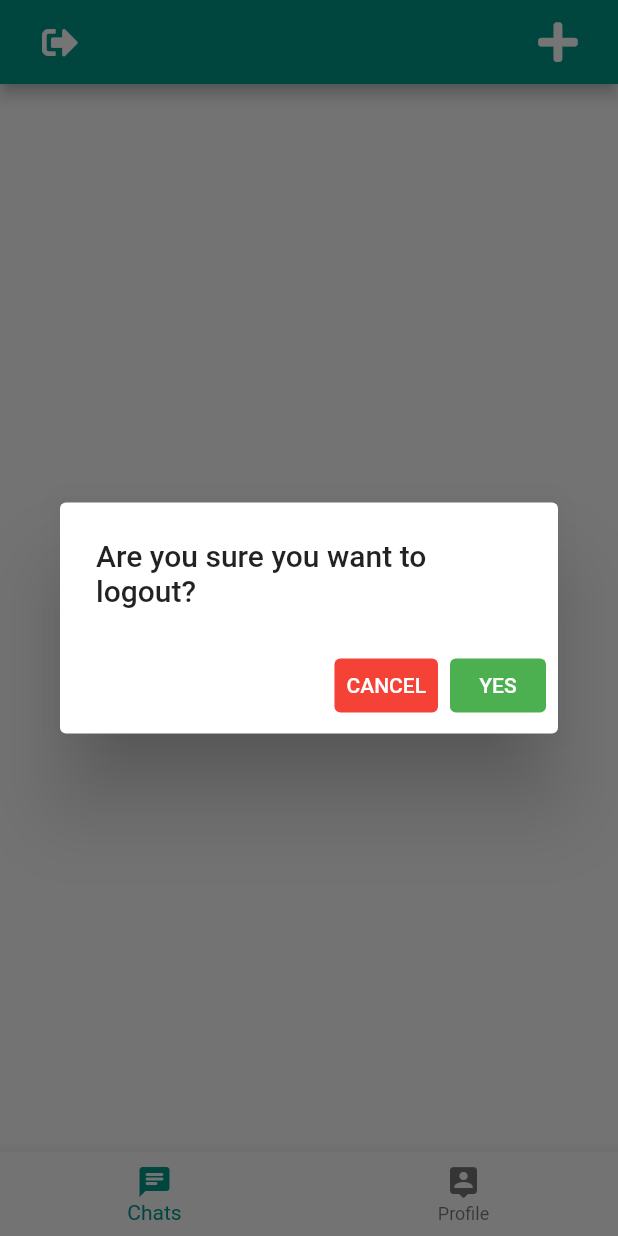
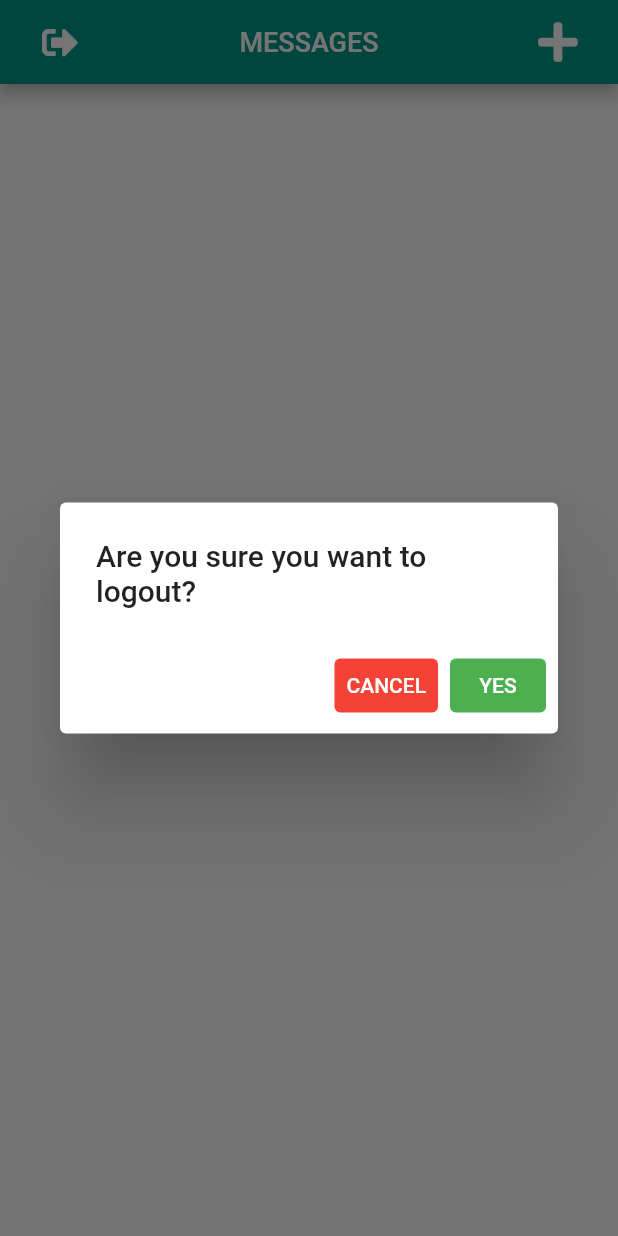
Before and after one commit to LLuque23/MAD-Homework3, a Flutter app: the screen it shows once a user with an empty profile is signed in, after a tap on an icon or button, on a phone screen of 412 x 824 dp. Run offline on Flutter 3.47's test engine with Material 2 defaults, Android fonts, the phone set to English and light mode, and no system bars; our stand-ins replace cloud_firestore, email_validator, firebase_auth, firebase_core, font_awesome_flutter; accounts and stored records are empty.

Commit message:
Bug testing + create user convos list

```diff
--- a/lib/main.dart
+++ b/lib/main.dart
@@ -29,7 +29,7 @@ class MyApp extends StatelessWidget {
       routes: <String, WidgetBuilder>{
         '/login': (BuildContext context) => const LoginScreen(),
         '/register': (BuildContext context) => const RegisterScreen(),
-        '/home': (BuildContext context) => const HomeScreen(),
+        '/homeBuilder': (BuildContext context) => HomeBuilder(),
         '/messageProvider': (BuildContext context) =>
             const NewMessageProvider(),
       },
--- a/lib/screens/home_screen.dart
+++ b/lib/screens/home_screen.dart
@@ -1,130 +1,61 @@
-import 'package:cloud_firestore/cloud_firestore.dart';
 import 'package:firebase_auth/firebase_auth.dart';
 import 'package:flutter/material.dart';
 import 'package:font_awesome_flutter/font_awesome_flutter.dart';
-import 'package:homework_3/constants/constants.dart';
+import 'package:homework_3/components/convo_list_items.dart';
+import 'package:homework_3/models/convo.dart';
+import 'package:homework_3/models/user.dart';
 import 'package:homework_3/services/firebase_service.dart';
+import 'package:provider/provider.dart';
 
-// class HomeScreen extends StatelessWidget {
-//   HomeScreen({Key? key}) : super(key: key);
-//   final User? _user = FirebaseAuth.instance.currentUser;
-
-//   @override
-//   Widget build(BuildContext context) {
-//   return FutureBuilder<DocumentSnapshot>(
-//     future: FirebaseService().getUserDocument(_user!.uid),
-//     builder:
-//         (BuildContext context, AsyncSnapshot<DocumentSnapshot> snapshot) {
-//       if (snapshot.hasError) {
-//         return const Text("Something went wrong");
-//       }
-
-//       if (snapshot.hasData && !snapshot.data!.exists) {
-//         return const Text("User Document does not exist");
-//       }
-
-//       if (snapshot.connectionState == ConnectionState.done) {
-//         Map<String, dynamic> data =
-//             snapshot.data!.data() as Map<String, dynamic>;
-//         return Scaffold(
-//           appBar: AppBar(
-//             title: Row(
-//               mainAxisAlignment: MainAxisAlignment.spaceBetween,
-//               crossAxisAlignment: CrossAxisAlignment.center,
-//               children: [
-//                 IconButton(
-//                   onPressed: () {
-//                     FirebaseService().userLogout(context);
-//                   },
-//                   icon: const Icon(
-//                     FontAwesomeIcons.signOutAlt,
-//                   ),
-//                   tooltip: 'LOGOUT',
-//                 ),
-//                 Text(
-//                   data['fName'] + " " + data['lName'],
-//                   style: const TextStyle(fontSize: 18),
-//                 ),
-//                 IconButton(
-//                   onPressed: () =>
-//                       Navigator.of(context).pushNamed('/messageProvider'),
-//                   icon: const Icon(FontAwesomeIcons.plus, size: 30),
-//                 )
-//               ],
-//             ),
-//           ),
-//           body: const Center(
-//             child: Text('Home Screen'),
-//           ),
-//           bottomNavigationBar: BottomNavigationBar(
-//             items: const [
-//               BottomNavigationBarItem(
-//                 icon: Icon(Icons.chat_rounded),
-//                 label: 'Chats',
-//               ),
-//               BottomNavigationBarItem(
-//                 icon: Icon(Icons.person_pin_rounded),
-//                 label: 'Profile',
-//               )
-//             ],
-//             currentIndex: _selectedIndex,
-//             onTap: _onItemSelected,
-//           ),
-//         );
-//       }
-
-//       return const Center(
-//         child: CircularProgressIndicator(
-//           color: kAppColor,
-//         ),
-//       );
-//     },
-//   );
-// }
-// }
-
-class HomeScreen extends StatefulWidget {
-  const HomeScreen({Key? key}) : super(key: key);
-
-  @override
-  _HomeScreenState createState() => _HomeScreenState();
-}
-
-class _HomeScreenState extends State<HomeScreen> {
+class HomeBuilder extends StatelessWidget {
+  HomeBuilder({Key? key}) : super(key: key);
   final User? _user = FirebaseAuth.instance.currentUser;
-  int _selectedIndex = 0;
-  void _onItemSelected(int index) {
-    setState(() {
-      _selectedIndex = index;
-    });
-  }
-
-  static const List<Widget> _pages = <Widget>[
-    Center(
-      child: Text("HOME PAGE"),
-    ),
-    Center(
-      child: Text("PROFILE PAGE"),
-    )
-  ];
 
   @override
   Widget build(BuildContext context) {
-    return FutureBuilder<DocumentSnapshot>(
-      future: FirebaseService().getUserDocument(_user!.uid),
-      builder:
-          (BuildContext context, AsyncSnapshot<DocumentSnapshot> snapshot) {
-        if (snapshot.hasError) {
-          return const Text("Something went wrong");
+    return StreamProvider<List<Convo>>.value(
+        initialData: const [],
+        value: FirebaseService().streamConversations(_user!.uid),
+        child: MessageDetailsProvider(user: _user));
+  }
 }
 
-        if (snapshot.hasData && !snapshot.data!.exists) {
-          return const Text("User Document does not exist");
+class MessageDetailsProvider extends StatelessWidget {
+  const MessageDetailsProvider({Key? key, required this.user})
+      : super(key: key);
+
+  final User? user;
+
+  @override
+  Widget build(BuildContext context) {
+    return StreamProvider<List<Users>>.value(
+        initialData: const [],
+        value: FirebaseService()
+            .getUsersByList(getUserIds(Provider.of<List<Convo>>(context))),
+        child: HomeScreen(user: user));
   }
 
-        if (snapshot.connectionState == ConnectionState.done) {
-          Map<String, dynamic> data =
-              snapshot.data!.data() as Map<String, dynamic>;
+  List<String> getUserIds(List<Convo> _convos) {
+    final List<String> users = [];
+    if (_convos.isNotEmpty) {
+      for (Convo c in _convos) {
+        c.userIds[0] != user!.uid
+            ? users.add(c.userIds[0])
+            : users.add(c.userIds[1]);
+      }
+    }
+    return users;
+  }
+}
+
+class HomeScreen extends StatelessWidget {
+  const HomeScreen({Key? key, required this.user}) : super(key: key);
+  final User? user;
+
+  @override
+  Widget build(BuildContext context) {
+    final List<Convo> _convos = Provider.of<List<Convo>>(context);
+    final List<Users> _users = Provider.of<List<Users>>(context);
     return Scaffold(
       appBar: AppBar(
         title: Row(
@@ -140,44 +71,55 @@ class _HomeScreenState extends State<HomeScreen> {
               ),
               tooltip: 'LOGOUT',
             ),
-                  Text(
-                    data['fullName'],
-                    style: const TextStyle(fontSize: 18),
+            const Text(
+              'MESSAGES',
+              style: TextStyle(fontSize: 18),
             ),
             IconButton(
               onPressed: () =>
                   Navigator.of(context).pushNamed('/messageProvider'),
               icon: const Icon(FontAwesomeIcons.plus, size: 30),
+              tooltip: 'NEW MESSAGE',
             ),
           ],
         ),
       ),
-            body: _pages.elementAt(_selectedIndex),
-            bottomNavigationBar: BottomNavigationBar(
-              items: const [
-                BottomNavigationBarItem(
-                  icon: Icon(Icons.chat_rounded),
-                  label: 'Chats',
-                  backgroundColor: Colors.green,
-                ),
-                BottomNavigationBarItem(
-                  icon: Icon(Icons.person_pin_rounded),
-                  label: 'Profile',
-                  backgroundColor: Colors.blue,
-                )
-              ],
-              currentIndex: _selectedIndex,
-              onTap: _onItemSelected,
+      body: ListView(
+        scrollDirection: Axis.vertical,
+        shrinkWrap: true,
+        children: getWidgets(context, user, _convos, _users),
       ),
     );
   }
 
-        return const Center(
-          child: CircularProgressIndicator(
-            color: kAppColor,
-          ),
-        );
-      },
-    );
+  List<Widget> getWidgets(BuildContext context, User? user, List<Convo> _convos,
+      List<Users> _users) {
+    final List<Widget> list = [];
+    if (_convos.isNotEmpty && _users.isNotEmpty && user != null) {
+      final Map<String, Users> userMap = getUserMap(_users);
+      for (Convo c in _convos) {
+        if (c.userIds[0] == user.uid) {
+          print("USER IDS: " + c.userIds.toString());
+          list.add(ConvoListItem(
+              user: user,
+              peer: userMap[c.userIds[1]],
+              lastMessage: c.lastMessage));
+        } else {
+          list.add(ConvoListItem(
+              user: user,
+              peer: userMap[c.userIds[0]],
+              lastMessage: c.lastMessage));
         }
       }
+    }
+    return list;
+  }
+
+  Map<String, Users> getUserMap(List<Users> users) {
+    final Map<String, Users> userMap = {};
+    for (Users u in users) {
+      userMap[u.id] = u;
+    }
+    return userMap;
+  }
+}
--- a/lib/screens/landing_screen.dart
+++ b/lib/screens/landing_screen.dart
@@ -18,7 +18,7 @@ class LandingScreen extends StatelessWidget {
         builder: (BuildContext context, snapshot) {
           if (snapshot.connectionState == ConnectionState.active) {
             if (snapshot.hasData) {
-              return const HomeScreen();
+              return HomeBuilder();
             }
             return const LoginScreen();
           } else {
--- a/lib/screens/register_screen.dart
+++ b/lib/screens/register_screen.dart
@@ -56,7 +56,7 @@ class _RegisterScreenState extends State<RegisterScreen> {
                         },
                         validator: (value) {
                           if (!EmailValidator.validate(value!)) {
-                            return "Please enter Password";
+                            return "Please enter valid email";
                           }
                         },
                         textAlign: TextAlign.center,
--- a/lib/services/firebase_service.dart
+++ b/lib/services/firebase_service.dart
@@ -2,7 +2,9 @@ import 'package:cloud_firestore/cloud_firestore.dart';
 import 'package:firebase_auth/firebase_auth.dart';
 import 'package:flutter/material.dart';
 import 'package:homework_3/components/snackbar.dart';
+import 'package:homework_3/models/convo.dart';
 import 'package:homework_3/models/user.dart';
+import 'package:async/async.dart';
 
 class FirebaseService {
   final FirebaseAuth _auth = FirebaseAuth.instance;
@@ -166,7 +168,7 @@ class FirebaseService {
     documentReference.update({'read': true});
   }
 
-  sendMessage(
+  void sendMessage(
     String convoID,
     String id,
     String pid,
@@ -205,4 +207,45 @@ class FirebaseService {
       });
     });
   }
+
+  void updateLastMessageRead(String uid, String pid, String convoId,
+      Map<dynamic, dynamic> lastMessage) {
+    if (lastMessage['idFrom'] != uid) {
+      final DocumentReference documentReference =
+          _firestore.collection('messages').doc(convoId);
+      documentReference.set(
+        {
+          'lastMessage': {
+            'idFrom': lastMessage['idFrom'],
+            'idTo': lastMessage['idTo'],
+            'timestamp': lastMessage['timestamp'],
+            'content': lastMessage['content'],
+            'read': true
+          },
+          'users': [uid, pid]
+        },
+      );
+    }
+  }
+
+  Stream<List<Convo>> streamConversations(String uid) {
+    return _firestore
+        .collection('messages')
+        .orderBy('lastMessage.timestamp', descending: true)
+        .where('users', arrayContains: uid)
+        .snapshots()
+        .map((QuerySnapshot list) => list.docs
+            .map((DocumentSnapshot doc) => Convo.fromFireStore(doc))
+            .toList());
+  }
+
+  Stream<List<Users>> getUsersByList(List<String> userIds) {
+    final List<Stream<Users>> streams = [];
+    for (String id in userIds) {
+      streams.add(_firestore.collection('users').doc(id).snapshots().map(
+          (DocumentSnapshot snap) =>
+              Users.fromMap(snap.data() as Map<String, dynamic>)));
+    }
+    return StreamZip<Users>(streams).asBroadcastStream();
+  }
 }
```
Also changed, not shown: lib/components/convo_list_items.dart (added, +164 -0 lines), lib/models/convo.dart (added, +44 -0 lines), lib/screens/new_conversation_screen.dart (+8 -11 lines). Lines whose indentation alone changed are shown as unchanged.
